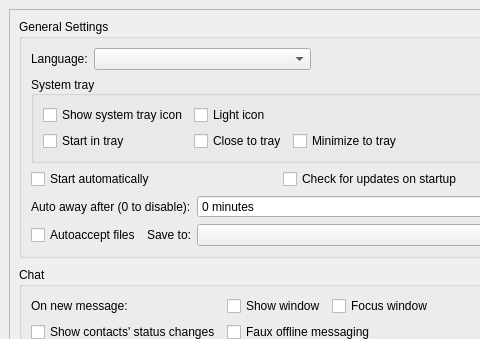
Above: src/widget/form/settings/generalsettings.ui from qTox/qTox before the change; both pictures show x 0 to 480 and y 0 to 339 of the 573 by 644 pixel window. Below: the same form after it.
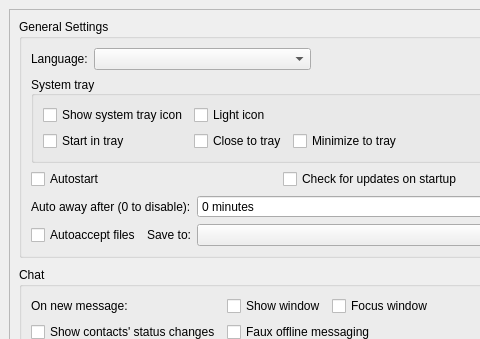
That is the form after the change.

Commit message: Rename 'Start automatically' → 'Autostart'

The edit to the form file:
```diff
--- a/src/widget/form/settings/generalsettings.ui
+++ b/src/widget/form/settings/generalsettings.ui
@@ -196,7 +196,7 @@
                <string>&lt;html&gt;&lt;head/&gt;&lt;body&gt;&lt;p&gt;Start qTox on operating system startup (current profile).&lt;/p&gt;&lt;/body&gt;&lt;/html&gt;</string>
               </property>
               <property name="text">
-               <string>Start automatically</string>
+               <string>Autostart</string>
               </property>
              </widget>
             </item>
```
